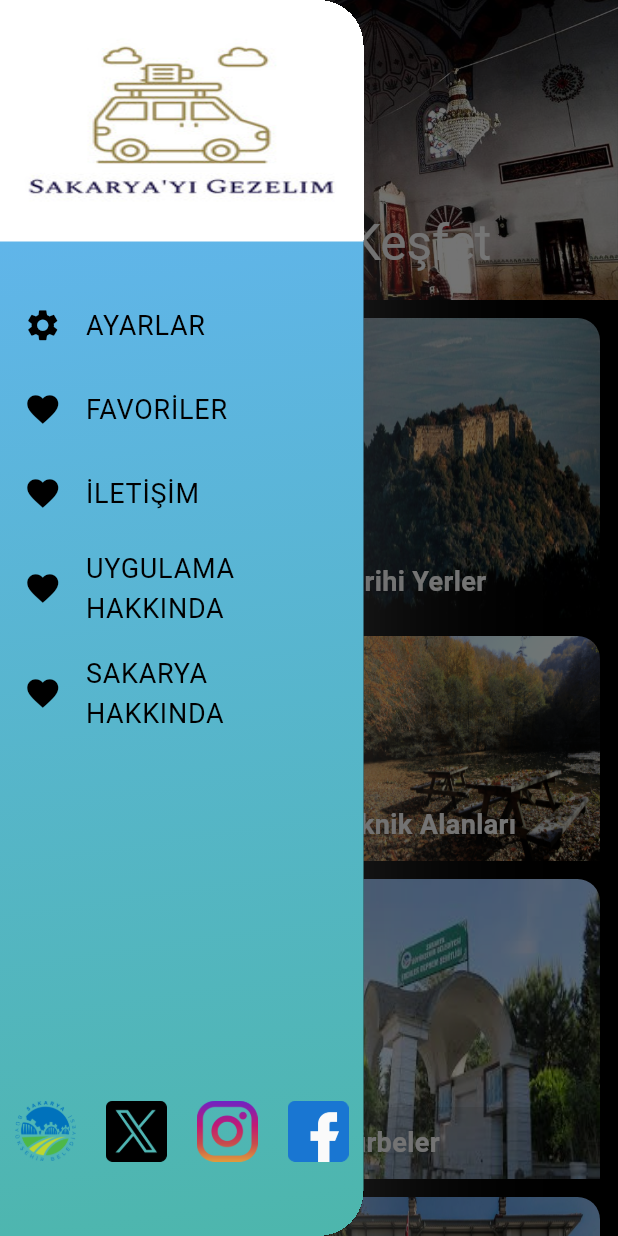
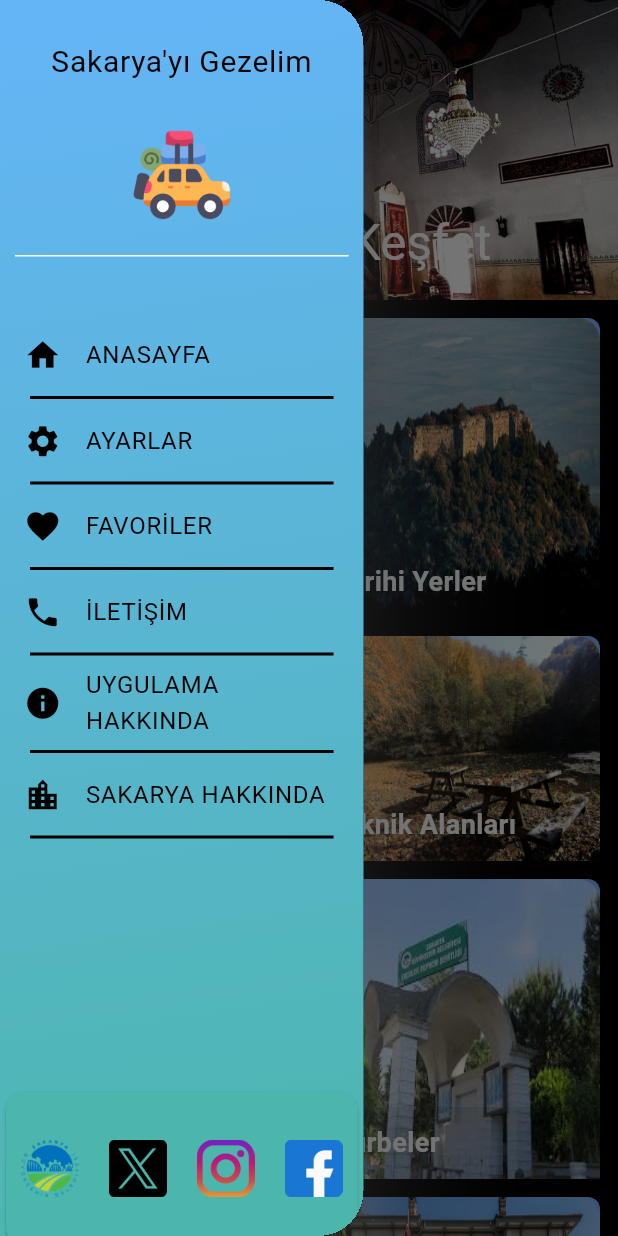
Before and after one commit to mstdeveloper33/travelApp, a Flutter app: the screen it shows after launch, with the side drawer open, on a phone screen of 412 x 824 dp. Run offline on Flutter 3.47's test engine with Material 3 defaults, Android fonts, the phone set to English and light mode, and no system bars.

Commit message:
drawer tasarimi yapildi

```diff
--- a/lib/pages/drawermenu.dart
+++ b/lib/pages/drawermenu.dart
@@ -1,6 +1,10 @@
 import 'package:flutter/material.dart';
 import 'package:travelapp/pages/favorite.dart';
+import 'package:travelapp/pages/home_page.dart';
+import 'package:travelapp/pages/iletisim.dart';
+import 'package:travelapp/pages/sakarya_hakkinda.dart';
 import 'package:travelapp/pages/settings.page.dart';
+import 'package:travelapp/pages/uygulama_hakkinda.dart';
 import 'package:url_launcher/url_launcher.dart';
 
 class Drawermenu extends StatefulWidget {
@@ -38,22 +42,65 @@ class _DrawermenuState extends State<Drawermenu> {
               tileMode: TileMode.clamp,
               colors: [Colors.teal.shade300, Colors.blue.shade300]),
         ),
-        // color: Colors.grey.shade400,
         child: ListView(
           children: [
-            DrawerHeader(
-              decoration: BoxDecoration(
-                image: DecorationImage(
-                  fit: BoxFit.fill,
-                  image: AssetImage(
-                    "lib/assets/Preview.png",
+            Padding(
+              padding: const EdgeInsets.all(10.0),
+              child: DrawerHeader(
+                child: Column(
+                  mainAxisAlignment: MainAxisAlignment.center,
+                  children: [
+                    Expanded(
+                      child: Text(
+                        "Sakarya'yı Gezelim",
+                        style: TextStyle(
+                          fontSize: 20,
+                          color: Theme.of(context).colorScheme.inverseSurface,
+                        ),
+                        textAlign: TextAlign.center,
+                      ),
+                    ),
+                    Expanded(
+                      flex: 2,
+                      child: Image.asset(
+                        "lib/assets/travel.png",
+                        height: 70,
+                        width: 70,
+                      ),
+                    )
+                  ],
                 ),
               ),
             ),
-              child: null,
+            const SizedBox(
+              height: 20,
             ),
-            SizedBox(
-              height: 20,
+            ListTile(
+              leading: Icon(
+                Icons.home,
+                size: 25,
+                color: Theme.of(context).colorScheme.inverseSurface,
+              ),
+              title: Text(
+                "ANASAYFA",
+                style: TextStyle(
+                    fontSize: 16,
+                    color: Theme.of(context).colorScheme.inverseSurface),
+              ),
+              onTap: () {
+                Navigator.of(context).push(
+                  MaterialPageRoute(
+                    builder: (context) => HomePage(),
+                  ),
+                );
+              },
+            ),
+            Divider(
+              indent: 20,
+              endIndent: 20,
+              height: 1,
+              color: Colors.black,
+              thickness: 2,
             ),
             ListTile(
               leading: Icon(
@@ -64,7 +111,7 @@ class _DrawermenuState extends State<Drawermenu> {
               title: Text(
                 "AYARLAR",
                 style: TextStyle(
-                    fontSize: 18,
+                    fontSize: 16,
                     color: Theme.of(context).colorScheme.inverseSurface),
               ),
               onTap: () {
@@ -75,6 +122,13 @@ class _DrawermenuState extends State<Drawermenu> {
                 );
               },
             ),
+            Divider(
+              indent: 20,
+              endIndent: 20,
+              height: 1,
+              color: Colors.black,
+              thickness: 2,
+            ),
             ListTile(
               leading: Icon(
                 Icons.favorite,
@@ -84,7 +138,7 @@ class _DrawermenuState extends State<Drawermenu> {
               title: Text(
                 "FAVORİLER",
                 style: TextStyle(
-                  fontSize: 18,
+                  fontSize: 16,
                   color: Theme.of(context).colorScheme.inverseSurface,
                 ),
               ),
@@ -96,73 +150,103 @@ class _DrawermenuState extends State<Drawermenu> {
                 );
               },
             ),
+            Divider(
+              indent: 20,
+              endIndent: 20,
+              height: 1,
+              color: Colors.black,
+              thickness: 2,
+            ),
             ListTile(
               leading: Icon(
-                Icons.favorite,
+                Icons.phone,
                 size: 25,
                 color: Theme.of(context).colorScheme.inverseSurface,
               ),
               title: Text(
                 "İLETİŞİM",
                 style: TextStyle(
-                  fontSize: 18,
+                  fontSize: 16,
                   color: Theme.of(context).colorScheme.inverseSurface,
                 ),
               ),
               onTap: () {
                 Navigator.of(context).push(
                   MaterialPageRoute(
-                    builder: (context) => FavoritesPage(),
+                    builder: (context) => Iletisim(),
                   ),
                 );
               },
             ),
+            Divider(
+              indent: 20,
+              endIndent: 20,
+              height: 1,
+              color: Colors.black,
+              thickness: 2,
+            ),
             ListTile(
               leading: Icon(
-                Icons.favorite,
+                Icons.info,
                 size: 25,
                 color: Theme.of(context).colorScheme.inverseSurface,
               ),
               title: Text(
                 "UYGULAMA HAKKINDA",
                 style: TextStyle(
-                  fontSize: 18,
+                  fontSize: 16,
                   color: Theme.of(context).colorScheme.inverseSurface,
                 ),
               ),
               onTap: () {
                 Navigator.of(context).push(
                   MaterialPageRoute(
-                    builder: (context) => FavoritesPage(),
+                    builder: (context) => UygulamaHakkinda(),
                   ),
                 );
               },
             ),
+            Divider(
+              indent: 20,
+              endIndent: 20,
+              height: 1,
+              color: Colors.black,
+              thickness: 2,
+            ),
             ListTile(
               leading: Icon(
-                Icons.favorite,
+                Icons.location_city,
                 size: 25,
                 color: Theme.of(context).colorScheme.inverseSurface,
               ),
               title: Text(
                 "SAKARYA HAKKINDA",
                 style: TextStyle(
-                  fontSize: 18,
+                  fontSize: 16,
                   color: Theme.of(context).colorScheme.inverseSurface,
                 ),
               ),
               onTap: () {
                 Navigator.of(context).push(
                   MaterialPageRoute(
-                    builder: (context) => FavoritesPage(),
+                    builder: (context) => SakaryaHakkinda(),
                   ),
                 );
               },
             ),
+            Divider(
+              indent: 20,
+              endIndent: 20,
+              height: 1,
+              color: Colors.black,
+              thickness: 2,
+            ),
             SizedBox(
-              height: MediaQuery.of(context).size.height / 4,
+              height: MediaQuery.of(context).size.height / 5,
             ),
-            Row(
+            Card(
+              color: Colors.teal.shade300,
+              child: Row(
                 mainAxisAlignment: MainAxisAlignment.spaceEvenly,
                 children: [
                   Expanded(
@@ -235,6 +319,7 @@ class _DrawermenuState extends State<Drawermenu> {
                     ),
                   ),
                 ],
+              ),
             )
           ],
         ),
--- a/lib/pages/favorite.dart
+++ b/lib/pages/favorite.dart
@@ -12,6 +12,11 @@ class _FavoritesPageState extends State<FavoritesPage> {
   @override
   Widget build(BuildContext context) {
     return Scaffold(
+      appBar: AppBar(
+        backgroundColor: Theme.of(context).appBarTheme.backgroundColor,
+        centerTitle: true,
+        title: Text("Favoriler"),
+      ),
       drawer: Drawermenu(),
     );
   }
--- /dev/null
+++ b/lib/pages/iletisim.dart
@@ -0,0 +1,16 @@
+import 'package:flutter/material.dart';
+
+class Iletisim extends StatelessWidget {
+  const Iletisim({super.key});
+
+  @override
+  Widget build(BuildContext context) {
+    return Scaffold(
+      appBar: AppBar(
+        backgroundColor: Theme.of(context).appBarTheme.backgroundColor,
+        centerTitle: true,
+        title: Text("İletişim Sayfası"),
+      ),
+    );
+  }
+}
--- /dev/null
+++ b/lib/pages/sakarya_hakkinda.dart
@@ -0,0 +1,15 @@
+import 'package:flutter/material.dart';
+
+class SakaryaHakkinda extends StatelessWidget {
+  const SakaryaHakkinda({super.key});
+
+  @override
+  Widget build(BuildContext context) {
+    return Scaffold(
+      appBar: AppBar(
+        centerTitle: true,
+        title: Text("Sakarya Hakkında"),
+      ),
+    );
+  }
+}
--- /dev/null
+++ b/lib/pages/uygulama_hakkinda.dart
@@ -0,0 +1,16 @@
+import 'package:flutter/material.dart';
+
+class UygulamaHakkinda extends StatelessWidget {
+  const UygulamaHakkinda({super.key});
+
+  @override
+  Widget build(BuildContext context) {
+    return Scaffold(
+      appBar: AppBar(
+        backgroundColor: Theme.of(context).appBarTheme.backgroundColor,
+        centerTitle: true,
+        title: Text("Uygulama Hakkında"),
+      ),
+    );
+  }
+}
--- a/lib/theme/dark_theme.dart
+++ b/lib/theme/dark_theme.dart
@@ -2,8 +2,9 @@ import 'package:flutter/material.dart';
 
 ThemeData darkTheme = ThemeData(
   brightness: Brightness.dark,
+  cardTheme: CardTheme(color: Colors.blueAccent.shade100),
   appBarTheme: AppBarTheme(
-    backgroundColor: Colors.black,
+    backgroundColor: Colors.grey.shade900,
   ),
   colorScheme: ColorScheme.dark(
       inversePrimary: Colors.white,
--- a/pubspec.yaml
+++ b/pubspec.yaml
@@ -84,6 +84,7 @@ flutter:
     - lib/assets/sakaryaimage2.png
     - lib/assets/Preview.png
     - lib/assets/media/
+    - lib/assets/travel.png
 
 
   #   - images/a_dot_ham.jpeg
```
Also changed, not shown: lib/assets/output.png (added), lib/assets/travel.png (added). Lines whose indentation alone changed are shown as unchanged.
